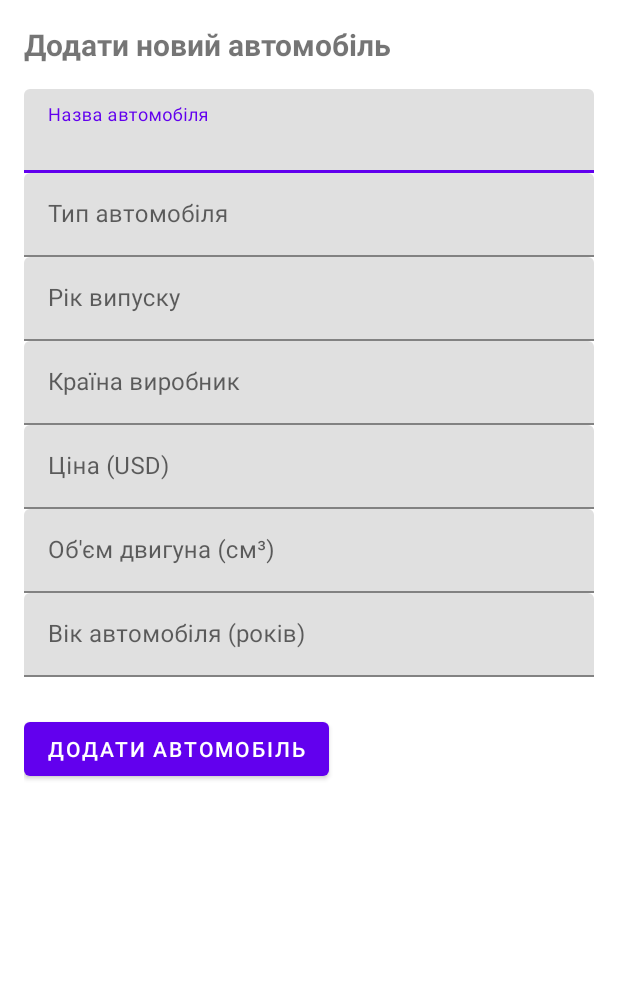
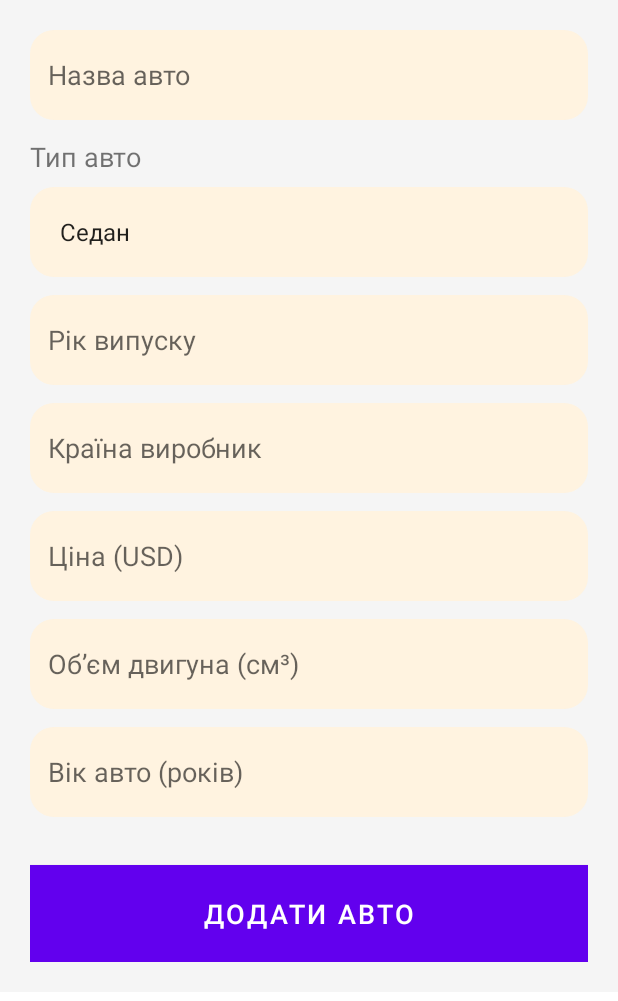
Before and after one commit to Godzila121/Auto, an Android app: the AddCarActivity screen opened directly, with no data from a screen before it, on a phone screen of 412 x 824 dp. Shown: the top 1001 px of the screen. Run offline under Robolectric (Android 15) with nearby library versions, the phone set to English and light mode, and no system bars.

Commit message:
update ativity

```diff
--- a/app/src/main/java/com/example/myapp/AddCarActivity.java
+++ b/app/src/main/java/com/example/myapp/AddCarActivity.java
@@ -2,15 +2,18 @@ package com.example.myapp;
 
 import android.content.Intent;
 import android.os.Bundle;
+import android.widget.ArrayAdapter;
 import android.widget.Button;
 import android.widget.EditText;
+import android.widget.Spinner;
 import android.widget.Toast;
 
 import androidx.appcompat.app.AppCompatActivity;
 
 public class AddCarActivity extends AppCompatActivity {
 
-    private EditText inputCarName, inputCarType, inputCarYear, inputCarCountry, inputCarPrice, inputEngineCapacity, inputCarAge;
+    private EditText inputCarName, inputCarYear, inputCarCountry, inputCarPrice, inputEngineCapacity, inputCarAge;
+    private Spinner spinnerCarType;
     private Button buttonAddNewCar;
 
     @Override
@@ -19,7 +22,7 @@ public class AddCarActivity extends AppCompatActivity {
         setContentView(R.layout.activity_add_car);
 
         inputCarName = findViewById(R.id.input_car_name);
-        inputCarType = findViewById(R.id.input_car_type);
+        spinnerCarType = findViewById(R.id.spinner_car_type);
         inputCarYear = findViewById(R.id.input_car_year);
         inputCarCountry = findViewById(R.id.input_car_country);
         inputCarPrice = findViewById(R.id.input_car_price);
@@ -27,16 +30,26 @@ public class AddCarActivity extends AppCompatActivity {
         inputCarAge = findViewById(R.id.input_car_age);
         buttonAddNewCar = findViewById(R.id.button_add_new_car);
 
+        // Ініціалізація спінера
+        ArrayAdapter<String> adapter = new ArrayAdapter<>(
+                this,
+                android.R.layout.simple_spinner_item,
+                new String[]{"Седан", "Джип", "Хетчбек", "Універсал"}
+        );
+        adapter.setDropDownViewResource(android.R.layout.simple_spinner_dropdown_item);
+        spinnerCarType.setAdapter(adapter);
+
         buttonAddNewCar.setOnClickListener(v -> {
             String name = inputCarName.getText().toString().trim();
-            String type = inputCarType.getText().toString().trim();
+            String type = spinnerCarType.getSelectedItem().toString(); // <-- тут замість EditText
             String yearStr = inputCarYear.getText().toString().trim();
             String country = inputCarCountry.getText().toString().trim();
             String priceStr = inputCarPrice.getText().toString().trim();
             String engineCapacityStr = inputEngineCapacity.getText().toString().trim();
             String ageStr = inputCarAge.getText().toString().trim();
 
-            if (name.isEmpty() || type.isEmpty() || yearStr.isEmpty() || country.isEmpty() || priceStr.isEmpty() || engineCapacityStr.isEmpty() || ageStr.isEmpty()) {
+            if (name.isEmpty() || yearStr.isEmpty() || country.isEmpty()
+                    || priceStr.isEmpty() || engineCapacityStr.isEmpty() || ageStr.isEmpty()) {
                 Toast.makeText(this, "Будь ласка, заповніть всі поля", Toast.LENGTH_SHORT).show();
                 return;
             }
--- /dev/null
+++ b/app/src/main/java/com/example/myapp/UserCarAdapter.java
@@ -0,0 +1,4 @@
+package com.example.myapp;
+
+public class UserCarAdapter {
+}
--- a/app/src/main/res/layout/activity_add_car.xml
+++ b/app/src/main/res/layout/activity_add_car.xml
@@ -1,107 +1,111 @@
 <?xml version="1.0" encoding="utf-8"?>
-<LinearLayout xmlns:android="http://schemas.android.com/apk/res/android"
+<ScrollView xmlns:android="http://schemas.android.com/apk/res/android"
     android:layout_width="match_parent"
     android:layout_height="match_parent"
-    android:orientation="vertical"
-    android:padding="16dp">
+    android:background="#FFFFFF">
 
-    <TextView
-        android:layout_width="wrap_content"
-        android:layout_height="wrap_content"
-        android:text="Додати новий автомобіль"
-        android:textSize="20sp"
-        android:textStyle="bold"
-        android:layout_marginBottom="16dp" />
-
-    <com.google.android.material.textfield.TextInputLayout
+    <LinearLayout
+        android:orientation="vertical"
+        android:padding="20dp"
         android:layout_width="match_parent"
         android:layout_height="wrap_content"
-        android:hint="Назва автомобіля">
+        android:background="#F5F5F5">
 
-        <com.google.android.material.textfield.TextInputEditText
+        <EditText
             android:id="@+id/input_car_name"
+            android:hint="Назва авто"
+            android:textColor="@color/black"
+            android:textSize="18sp"
+            android:padding="12dp"
+            android:background="@drawable/rounded_background"
+            android:layout_marginBottom="12dp"
             android:layout_width="match_parent"
+            android:layout_height="60dp" />
+
+        <TextView
+            android:layout_width="wrap_content"
             android:layout_height="wrap_content"
-            android:inputType="text" />
-    </com.google.android.material.textfield.TextInputLayout>
+            android:text="Тип авто"
+            android:textSize="18sp"
+            android:layout_marginBottom="8dp" />
 
-    <com.google.android.material.textfield.TextInputLayout
-        android:layout_width="match_parent"
-        android:layout_height="wrap_content"
-        android:hint="Тип автомобіля">
+        <Spinner
+            android:id="@+id/spinner_car_type"
+            android:layout_width="match_parent"
+            android:layout_height="60dp"
+            android:background="@drawable/rounded_background"
+            android:padding="12dp"
+            android:layout_marginBottom="12dp" />
 
-        <com.google.android.material.textfield.TextInputEditText
-            android:id="@+id/input_car_type"
+        <EditText
+            android:id="@+id/input_car_year"
+            android:hint="Рік випуску"
+            android:textColor="@color/black"
+            android:textSize="18sp"
+            android:inputType="number"
+            android:padding="12dp"
+            android:background="@drawable/rounded_background"
+            android:layout_marginBottom="12dp"
             android:layout_width="match_parent"
-            android:layout_height="wrap_content"
-            android:inputType="text" />
-    </com.google.android.material.textfield.TextInputLayout>
+            android:layout_height="60dp" />
 
-    <com.google.android.material.textfield.TextInputLayout
-        android:layout_width="match_parent"
-        android:layout_height="wrap_content"
-        android:hint="Рік випуску">
+        <EditText
+            android:id="@+id/input_car_country"
+            android:hint="Країна виробник"
+            android:textColor="@color/black"
+            android:textSize="18sp"
+            android:padding="12dp"
+            android:background="@drawable/rounded_background"
+            android:layout_marginBottom="12dp"
+            android:layout_width="match_parent"
+            android:layout_height="60dp" />
 
-        <com.google.android.material.textfield.TextInputEditText
-            android:id="@+id/input_car_year"
+        <EditText
+            android:id="@+id/input_car_price"
+            android:hint="Ціна (USD)"
+            android:textColor="@color/black"
+            android:textSize="18sp"
+            android:inputType="numberDecimal"
+            android:padding="12dp"
+            android:background="@drawable/rounded_background"
+            android:layout_marginBottom="12dp"
             android:layout_width="match_parent"
-            android:layout_height="wrap_content"
-            android:inputType="number" />
-    </com.google.android.material.textfield.TextInputLayout>
+            android:layout_height="60dp" />
 
-    <com.google.android.material.textfield.TextInputLayout
-        android:layout_width="match_parent"
-        android:layout_height="wrap_content"
-        android:hint="Країна виробник">
+        <EditText
+            android:id="@+id/input_engine_capacity"
+            android:hint="Обʼєм двигуна (см³)"
+            android:textColor="@color/black"
+            android:textSize="18sp"
+            android:inputType="number"
+            android:padding="12dp"
+            android:background="@drawable/rounded_background"
+            android:layout_marginBottom="12dp"
+            android:layout_width="match_parent"
+            android:layout_height="60dp" />
 
-        <com.google.android.material.textfield.TextInputEditText
-            android:id="@+id/input_car_country"
+        <EditText
+            android:id="@+id/input_car_age"
+            android:hint="Вік авто (років)"
+            android:textColor="@color/black"
+            android:textSize="18sp"
+            android:inputType="number"
+            android:padding="12dp"
+            android:background="@drawable/rounded_background"
+            android:layout_marginBottom="16dp"
             android:layout_width="match_parent"
-            android:layout_height="wrap_content"
-            android:inputType="text" />
-    </com.google.android.material.textfield.TextInputLayout>
+            android:layout_height="60dp" />
 
-    <com.google.android.material.textfield.TextInputLayout
-        android:layout_width="match_parent"
-        android:layout_height="wrap_content"
-        android:hint="Ціна (USD)">
+        <Button
+            android:id="@+id/button_add_new_car"
+            android:text="Додати авто"
+            android:textSize="18sp"
+            android:background="#FF9800"
+            android:textColor="#FFFFFF"
+            android:padding="14dp"
+            android:layout_marginTop="16dp"
+            android:layout_width="match_parent"
+            android:layout_height="wrap_content" />
 
-        <com.google.android.material.textfield.TextInputEditText
-            android:id="@+id/input_car_price"
-            android:layout_width="match_parent"
-            android:layout_height="wrap_content"
-            android:inputType="numberDecimal" />
-    </com.google.android.material.textfield.TextInputLayout>
-
-    <com.google.android.material.textfield.TextInputLayout
-        android:layout_width="match_parent"
-        android:layout_height="wrap_content"
-        android:hint="Об'єм двигуна (см³)">
-
-        <com.google.android.material.textfield.TextInputEditText
-            android:id="@+id/input_engine_capacity"
-            android:layout_width="match_parent"
-            android:layout_height="wrap_content"
-            android:inputType="number" />
-    </com.google.android.material.textfield.TextInputLayout>
-
-    <com.google.android.material.textfield.TextInputLayout
-        android:layout_width="match_parent"
-        android:layout_height="wrap_content"
-        android:hint="Вік автомобіля (років)">
-
-        <com.google.android.material.textfield.TextInputEditText
-            android:id="@+id/input_car_age"
-            android:layout_width="match_parent"
-            android:layout_height="wrap_content"
-            android:inputType="number" />
-    </com.google.android.material.textfield.TextInputLayout>
-
-    <Button
-        android:id="@+id/button_add_new_car"
-        android:layout_width="wrap_content"
-        android:layout_height="wrap_content"
-        android:text="Додати автомобіль"
-        android:layout_marginTop="24dp" />
-
-</LinearLayout>
+    </LinearLayout>
+</ScrollView>
```
Also changed, not shown: app/src/main/res/drawable/rounded_background.xml (line endings or trailing spaces).
